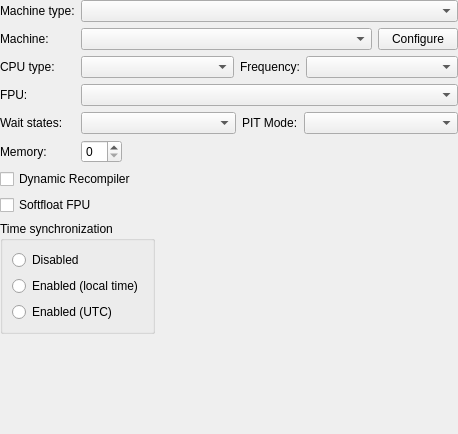
Above: src/qt/qt_settingsmachine.ui from 86Box/86Box before the change. Below: the same form after it.
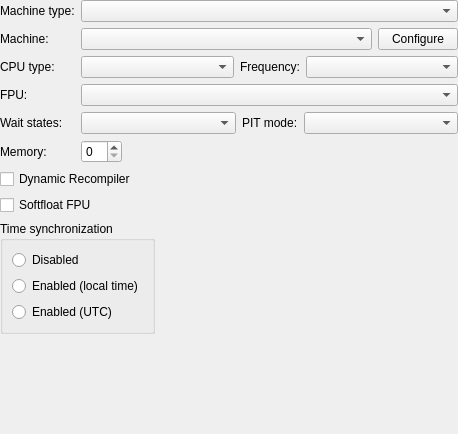
That is the form after the change.

```diff
--- a/src/qt/qt_settingsmachine.ui
+++ b/src/qt/qt_settingsmachine.ui
@@ -100,7 +100,7 @@
          <item>
           <widget class="QLabel" name="label_8">
            <property name="text">
-            <string>PIT Mode:</string>
+            <string>PIT mode:</string>
            </property>
           </widget>
          </item>
```
